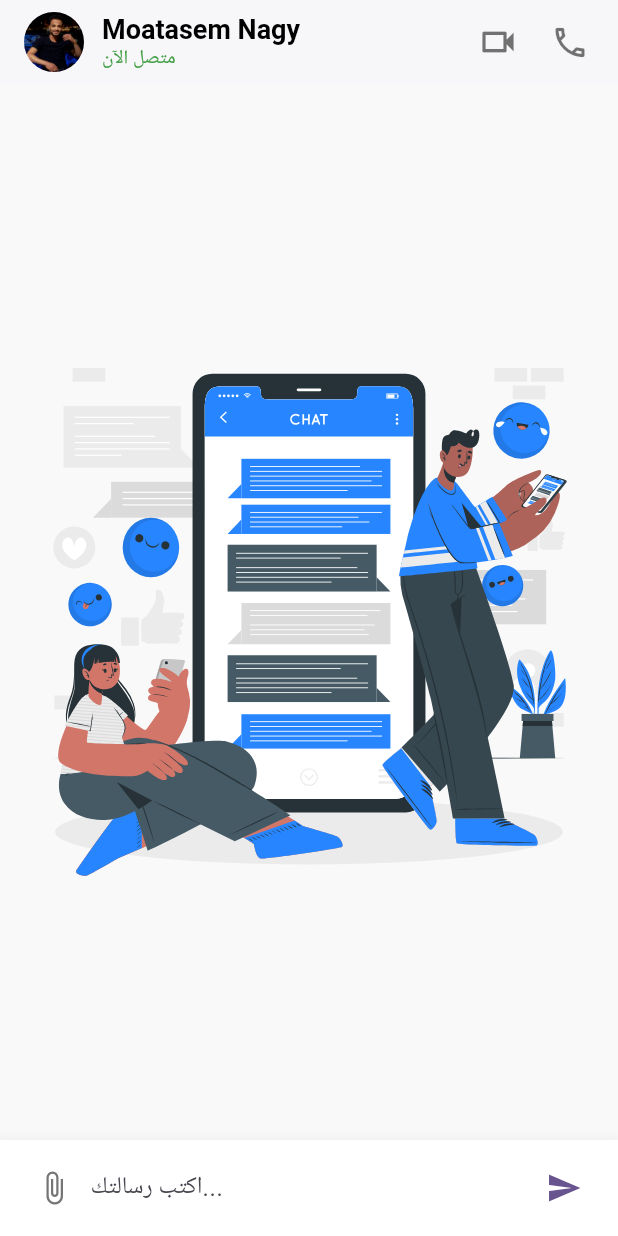
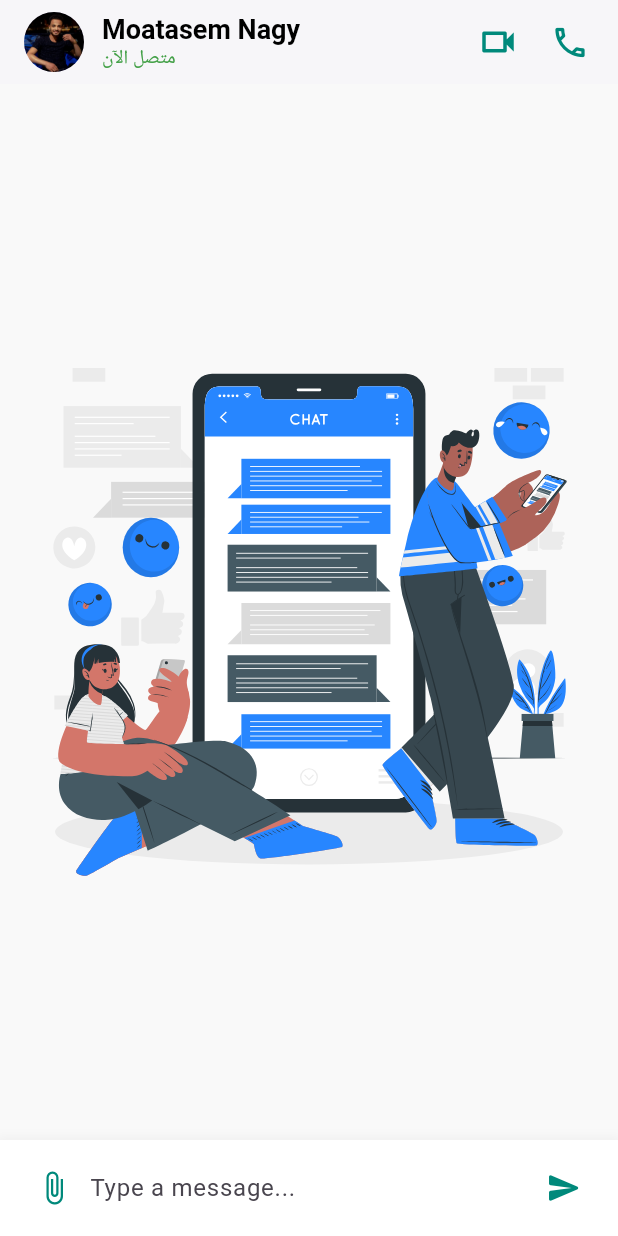
Before and after one commit to Moatasem-Official/Chat_App, a Flutter app: the ChatHomeScreen screen opened directly, on a phone screen of 412 x 824 dp. Run offline on Flutter 3.47's test engine with Material 3 defaults, Android fonts, the phone set to English and light mode, and no system bars; our stand-ins replace bloc, device_preview, equatable, firebase_auth, firebase_core, flutter_bloc and 1 more; accounts and stored records are empty.

Commit message:
Change Some Components Color

```diff
--- a/lib/data/services/firebase/auth/auth_service.dart
+++ b/lib/data/services/firebase/auth/auth_service.dart
@@ -46,7 +46,7 @@ class AuthService {
         case 'wrong-password':
           throw 'wrong-password';
         case 'invalid-credential':
-          throw 'invalid-credentials'; // 👈 بيانات غير صحيحة بشكل عام
+          throw 'invalid-credentials';
         case 'too-many-requests':
           throw 'too-many-requests';
         default:
--- a/lib/presentation/widgets/Home_Screen/custom_app_bar.dart
+++ b/lib/presentation/widgets/Home_Screen/custom_app_bar.dart
@@ -19,7 +19,7 @@ class CustomAppBar extends StatelessWidget {
             crossAxisAlignment: CrossAxisAlignment.start,
             children: [
               const Text(
-                "Moatasem Nagy", // اسم الشخص الآخر
+                "Moatasem Nagy",
                 style: TextStyle(
                   color: Colors.black,
                   fontSize: 18,
@@ -36,17 +36,17 @@ class CustomAppBar extends StatelessWidget {
       ),
       actions: [
         IconButton(
-          icon: const Icon(
+          icon: Icon(
             Icons.videocam_outlined,
-            color: Colors.black54,
+            color: Colors.teal.shade600,
             size: 28,
           ),
           onPressed: () {},
         ),
         IconButton(
-          icon: const Icon(
+          icon: Icon(
             Icons.call_outlined,
-            color: Colors.black54,
+            color: Colors.teal.shade600,
             size: 26,
           ),
           onPressed: () {},
--- a/lib/presentation/widgets/Home_Screen/custom_message_composer.dart
+++ b/lib/presentation/widgets/Home_Screen/custom_message_composer.dart
@@ -30,20 +30,20 @@ class CustomMessageComposer extends StatelessWidget {
         child: Row(
           children: [
             IconButton(
-              icon: Icon(Icons.attach_file, color: Colors.grey.shade600),
+              icon: Icon(Icons.attach_file, color: Colors.teal.shade600),
               onPressed: onAttachmentPressed,
             ),
             Expanded(
               child: TextField(
                 controller: textController,
                 decoration: const InputDecoration.collapsed(
-                  hintText: "اكتب رسالتك...",
+                  hintText: 'Type a message...',
                 ),
                 textCapitalization: TextCapitalization.sentences,
               ),
             ),
             IconButton(
-              icon: Icon(Icons.send, color: Theme.of(context).primaryColor),
+              icon: Icon(Icons.send_rounded, color: Colors.teal.shade600),
               onPressed: onSendPressed,
             ),
           ],
--- a/lib/presentation/widgets/Home_Screen/custom_message_templete.dart
+++ b/lib/presentation/widgets/Home_Screen/custom_message_templete.dart
@@ -11,7 +11,6 @@ class CustomMessageTemplete extends StatelessWidget {
     final alignment = message.isSentByMe
         ? CrossAxisAlignment.end
         : CrossAxisAlignment.start;
-    // تحديد لون خلفية الرسالة
     final bubbleColor = message.isSentByMe
         ? const BoxDecoration(
             gradient: LinearGradient(
@@ -25,7 +24,6 @@ class CustomMessageTemplete extends StatelessWidget {
             color: Colors.white,
             borderRadius: BorderRadius.all(Radius.circular(20)),
           );
-    // تحديد لون النص
     final textColor = message.isSentByMe ? Colors.white : Colors.black87;
 
     return Container(
```
